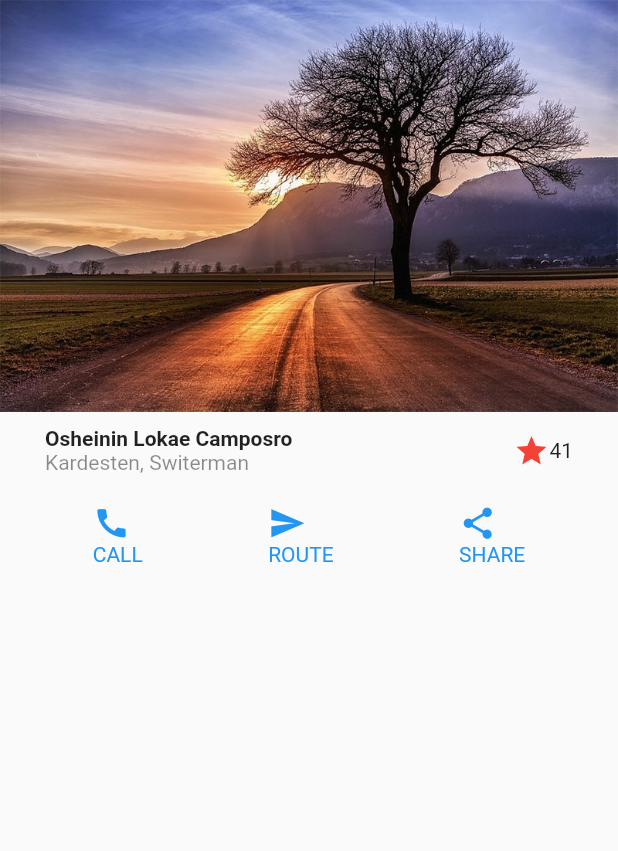
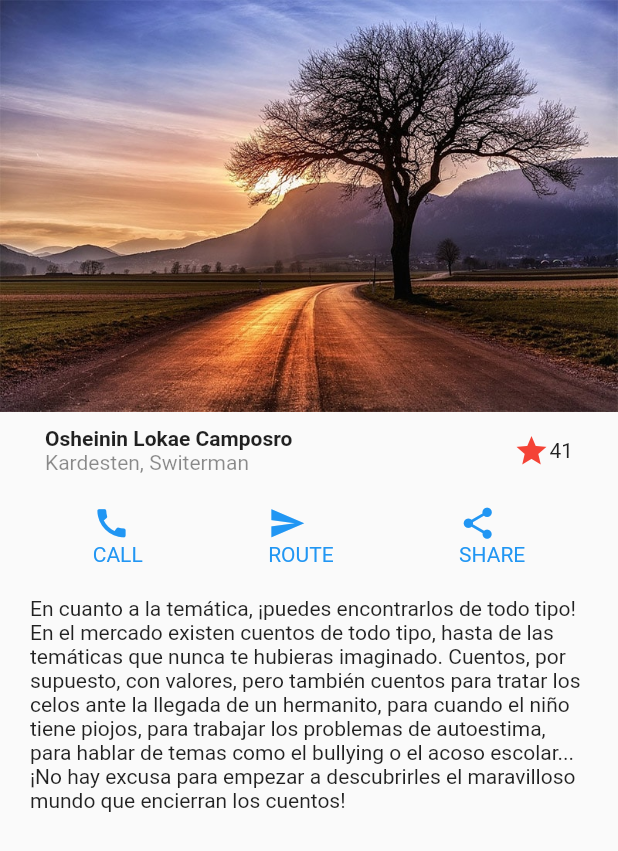
Before and after one commit to Viqui-Alaro/Flutter_disenos, a Flutter app: the screen it shows after launch, on a phone screen of 412 x 824 dp. Shown: the top 851 px of the screen. Run offline on Flutter 3.47's test engine with Material 2 defaults, Android fonts, the phone set to English and light mode, and no system bars.

Commit message:
se finalizo el primer diseño

```diff
--- a/lib/screens/basic_design.dart
+++ b/lib/screens/basic_design.dart
@@ -13,7 +13,12 @@ class BasicDesignScreen extends StatelessWidget {
 
           //Titulo
           Title(),
-          ButtonSection()
+          //button Section
+          ButtonSection(),
+          // Description
+          Container(
+            margin: EdgeInsets.symmetric(horizontal: 20, vertical: 10),
+            child: Text('En cuanto a la temática, ¡puedes encontrarlos de todo tipo! En el mercado existen cuentos de todo tipo, hasta de las temáticas que nunca te hubieras imaginado. Cuentos, por supuesto, con valores, pero también cuentos para tratar los celos ante la llegada de un hermanito, para cuando el niño tiene piojos, para trabajar los problemas de autoestima, para hablar de temas como el bullying o el acoso escolar... ¡No hay excusa para empezar a descubrirles el maravilloso mundo que encierran los cuentos!'))
 
         ],
       ),
```
